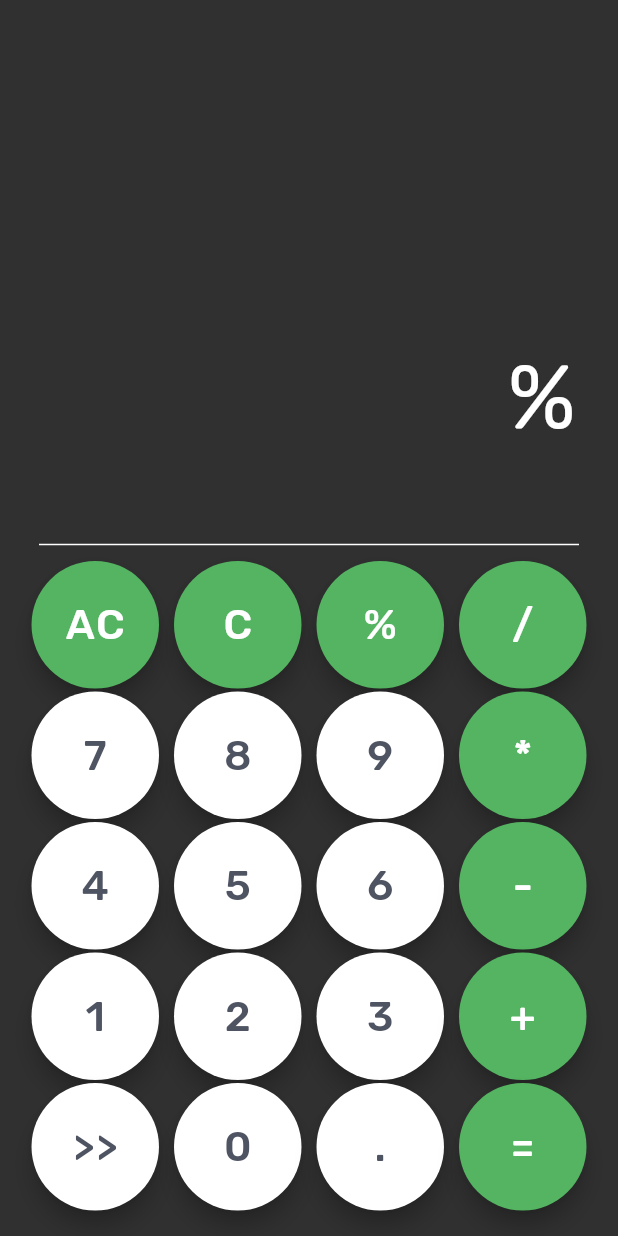
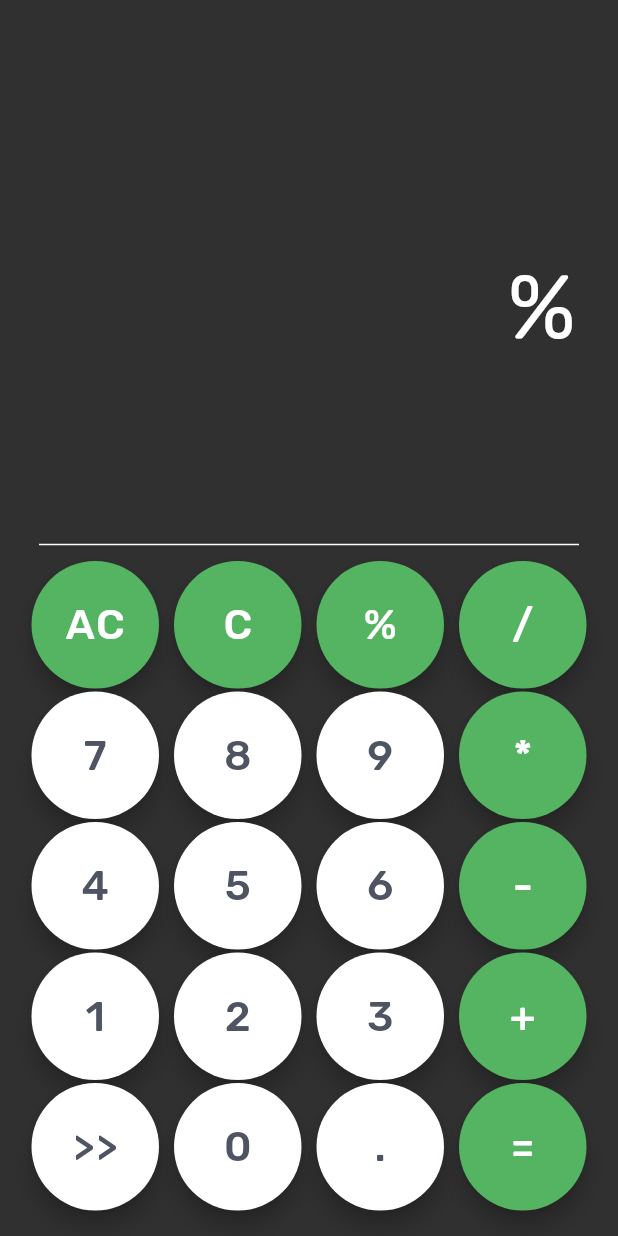
Before and after one commit to dheerajj007/calculator, a Flutter app: the screen it shows after launch, after a tap on an icon or button, on a phone screen of 412 x 824 dp. Run offline on Flutter 3.47's test engine with Material 2 defaults, Android fonts, the phone set to English and light mode, and no system bars; our stand-ins replace google_fonts, math_expressions.

Commit message:
added few functionalities

```diff
--- a/lib/main.dart
+++ b/lib/main.dart
@@ -70,11 +70,10 @@ class _CalculatorAppState extends State<CalculatorApp> {
                 Container(
                   padding: EdgeInsets.all(12),
                   child: Text(
-                    _history,
+                    _expression,
                     style: GoogleFonts.rubik(
                       textStyle: TextStyle(
-                        fontSize: 30,
-                        color: Color(0xff54b461),
+                        fontSize: 60,
                       ),
                     ),
                   ),
@@ -83,10 +82,11 @@ class _CalculatorAppState extends State<CalculatorApp> {
                 Container(
                   padding: EdgeInsets.all(12),
                   child: Text(
-                    _expression,
+                    _history,
                     style: GoogleFonts.rubik(
                       textStyle: TextStyle(
-                        fontSize: 60,
+                        fontSize: 30,
+                        color: Color(0xff54b461),
                       ),
                     ),
                   ),
```
